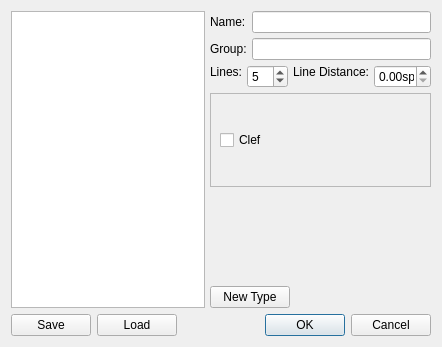
The window that mscore/mscore/stafftype.ui (musescore/musescore-old) describes before a commit, drawn with Qt 5.
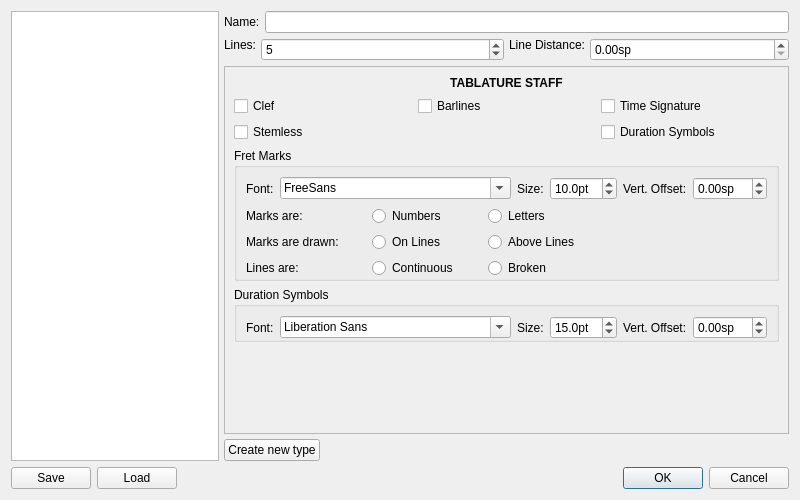
The same window after the commit. The open tabs and pages were chosen to show the change.

Commit message: Extended EditStaffType dlg box for specific staff group properties and added 4 preliminary fonts for tabulatures

Patch:
```diff
--- a/mscore/mscore/stafftype.ui
+++ b/mscore/mscore/stafftype.ui
@@ -6,8 +6,8 @@
    <rect>
     <x>0</x>
     <y>0</y>
-    <width>442</width>
-    <height>347</height>
+    <width>800</width>
+    <height>500</height>
    </rect>
   </property>
   <property name="windowTitle">
@@ -33,45 +33,31 @@
       </widget>
      </item>
      <item>
-      <layout class="QVBoxLayout" name="verticalLayout">
+      <layout class="QVBoxLayout" name="verticalLayout" stretch="0,0,0,0">
        <property name="spacing">
         <number>5</number>
        </property>
        <item>
-        <layout class="QFormLayout" name="formLayout_3">
-         <property name="fieldGrowthPolicy">
-          <enum>QFormLayout::ExpandingFieldsGrow</enum>
-         </property>
-         <item row="1" column="0">
+        <layout class="QHBoxLayout" name="horizontalLayout_11">
+         <item>
           <widget class="QLabel" name="label">
            <property name="text">
             <string>Name:</string>
            </property>
           </widget>
          </item>
-         <item row="1" column="1">
+         <item>
           <widget class="QLineEdit" name="name"/>
          </item>
-         <item row="2" column="0">
-          <widget class="QLabel" name="label_2">
-           <property name="text">
-            <string>Group:</string>
-           </property>
-          </widget>
-         </item>
-         <item row="2" column="1">
-          <widget class="QLineEdit" name="staffGroup">
-           <property name="readOnly">
-            <bool>true</bool>
-           </property>
-          </widget>
-         </item>
         </layout>
        </item>
        <item>
         <layout class="QHBoxLayout" name="horizontalLayout_3">
          <item>
           <layout class="QFormLayout" name="formLayout">
+           <property name="fieldGrowthPolicy">
+            <enum>QFormLayout::AllNonFixedFieldsGrow</enum>
+           </property>
            <item row="0" column="0">
             <widget class="QLabel" name="label_3">
              <property name="sizePolicy">
@@ -204,14 +190,405 @@
           </layout>
          </widget>
          <widget class="QWidget" name="page_2">
-          <layout class="QGridLayout" name="gridLayout_2">
-           <item row="0" column="0">
-            <widget class="QCheckBox" name="useClefTablature">
+          <layout class="QVBoxLayout" name="verticalLayout_6" stretch="0,0,0,0,0">
+           <item>
+            <widget class="QLabel" name="tablatureGroupName">
+             <property name="font">
+              <font>
+               <weight>75</weight>
+               <bold>true</bold>
+              </font>
+             </property>
              <property name="text">
-              <string>Clef</string>
+              <string>TABLATURE STAFF</string>
              </property>
+             <property name="alignment">
+              <set>Qt::AlignCenter</set>
+             </property>
             </widget>
            </item>
+           <item>
+            <layout class="QGridLayout" name="gridLayout_2">
+             <item row="0" column="0">
+              <widget class="QCheckBox" name="genClefTablature">
+               <property name="text">
+                <string>Clef</string>
+               </property>
+              </widget>
+             </item>
+             <item row="1" column="0">
+              <widget class="QCheckBox" name="stemlessTablature">
+               <property name="text">
+                <string>Stemless</string>
+               </property>
+              </widget>
+             </item>
+             <item row="0" column="1">
+              <widget class="QCheckBox" name="showBarlinesTablature">
+               <property name="text">
+                <string>Barlines</string>
+               </property>
+              </widget>
+             </item>
+             <item row="0" column="2">
+              <widget class="QCheckBox" name="genTimesigTablature">
+               <property name="text">
+                <string>Time Signature</string>
+               </property>
+              </widget>
+             </item>
+             <item row="1" column="2">
+              <widget class="QCheckBox" name="genDurations">
+               <property name="text">
+                <string>Duration Symbols</string>
+               </property>
+              </widget>
+             </item>
+            </layout>
+           </item>
+           <item>
+            <widget class="QGroupBox" name="fretMarksGroup">
+             <property name="title">
+              <string>Fret Marks</string>
+             </property>
+             <layout class="QVBoxLayout" name="verticalLayout_3">
+              <property name="bottomMargin">
+               <number>0</number>
+              </property>
+              <item>
+               <layout class="QHBoxLayout" name="horizontalLayout_7">
+                <item>
+                 <widget class="QLabel" name="fretFontLabel">
+                  <property name="text">
+                   <string>Font:</string>
+                  </property>
+                 </widget>
+                </item>
+                <item>
+                 <widget class="QFontComboBox" name="fretFontName">
+                  <property name="currentFont">
+                   <font>
+                    <family>FreeSans</family>
+                   </font>
+                  </property>
+                 </widget>
+                </item>
+                <item>
+                 <widget class="QLabel" name="fretFontSizeLabel">
+                  <property name="text">
+                   <string>Size:</string>
+                  </property>
+                 </widget>
+                </item>
+                <item>
+                 <widget class="QDoubleSpinBox" name="fretFontSize">
+                  <property name="suffix">
+                   <string>pt</string>
+                  </property>
+                  <property name="decimals">
+                   <number>1</number>
+                  </property>
+                  <property name="minimum">
+                   <double>5.000000000000000</double>
+                  </property>
+                  <property name="value">
+                   <double>10.000000000000000</double>
+                  </property>
+                 </widget>
+                </item>
+                <item>
+                 <widget class="QLabel" name="fretYLabel">
+                  <property name="text">
+                   <string>Vert. Offset:</string>
+                  </property>
+                 </widget>
+                </item>
+                <item>
+                 <widget class="QDoubleSpinBox" name="fretY">
+                  <property name="suffix">
+                   <string>sp</string>
+                  </property>
+                  <property name="minimum">
+                   <double>-99.989999999999995</double>
+                  </property>
+                  <property name="singleStep">
+                   <double>0.250000000000000</double>
+                  </property>
+                  <property name="value">
+                   <double>0.000000000000000</double>
+                  </property>
+                 </widget>
+                </item>
+               </layout>
+              </item>
+              <item>
+               <widget class="QFrame" name="frame">
+                <property name="frameShape">
+                 <enum>QFrame::NoFrame</enum>
+                </property>
+                <property name="frameShadow">
+                 <enum>QFrame::Plain</enum>
+                </property>
+                <layout class="QHBoxLayout" name="horizontalLayout_6">
+                 <property name="margin">
+                  <number>0</number>
+                 </property>
+                 <item>
+                  <widget class="QLabel" name="numbersLabel">
+                   <property name="minimumSize">
+                    <size>
+                     <width>120</width>
+                     <height>0</height>
+                    </size>
+                   </property>
+                   <property name="text">
+                    <string>Marks are:</string>
+                   </property>
+                  </widget>
+                 </item>
+                 <item>
+                  <widget class="QRadioButton" name="numbersRadio">
+                   <property name="minimumSize">
+                    <size>
+                     <width>110</width>
+                     <height>0</height>
+                    </size>
+                   </property>
+                   <property name="text">
+                    <string>Numbers</string>
+                   </property>
+                  </widget>
+                 </item>
+                 <item>
+                  <widget class="QRadioButton" name="lettersRadio">
+                   <property name="text">
+                    <string>Letters</string>
+                   </property>
+                  </widget>
+                 </item>
+                 <item>
+                  <spacer name="horizontalSpacer_3">
+                   <property name="orientation">
+                    <enum>Qt::Horizontal</enum>
+                   </property>
+                   <property name="sizeHint" stdset="0">
+                    <size>
+                     <width>40</width>
+                     <height>20</height>
+                    </size>
+                   </property>
+                  </spacer>
+                 </item>
+                </layout>
+               </widget>
+              </item>
+              <item>
+               <widget class="QFrame" name="frame_2">
+                <property name="frameShape">
+                 <enum>QFrame::NoFrame</enum>
+                </property>
+                <property name="frameShadow">
+                 <enum>QFrame::Plain</enum>
+                </property>
+                <layout class="QHBoxLayout" name="horizontalLayout_8">
+                 <property name="margin">
+                  <number>0</number>
+                 </property>
+                 <item>
+                  <widget class="QLabel" name="onStringsLabel">
+                   <property name="minimumSize">
+                    <size>
+                     <width>120</width>
+                     <height>0</height>
+                    </size>
+                   </property>
+                   <property name="text">
+                    <string>Marks are drawn:</string>
+                   </property>
+                  </widget>
+                 </item>
+                 <item>
+                  <widget class="QRadioButton" name="onLinesRadio">
+                   <property name="minimumSize">
+                    <size>
+                     <width>110</width>
+                     <height>0</height>
+                    </size>
+                   </property>
+                   <property name="text">
+                    <string>On Lines</string>
+                   </property>
+                  </widget>
+                 </item>
+                 <item>
+                  <widget class="QRadioButton" name="aboveLinesRadio">
+                   <property name="text">
+                    <string>Above Lines</string>
+                   </property>
+                  </widget>
+                 </item>
+                 <item>
+                  <spacer name="horizontalSpacer_4">
+                   <property name="orientation">
+                    <enum>Qt::Horizontal</enum>
+                   </property>
+                   <property name="sizeHint" stdset="0">
+                    <size>
+                     <width>40</width>
+                     <height>20</height>
+                    </size>
+                   </property>
+                  </spacer>
+                 </item>
+                </layout>
+               </widget>
+              </item>
+              <item>
+               <widget class="QFrame" name="frame_3">
+                <property name="frameShape">
+                 <enum>QFrame::NoFrame</enum>
+                </property>
+                <property name="frameShadow">
+                 <enum>QFrame::Plain</enum>
+                </property>
+                <layout class="QHBoxLayout" name="horizontalLayout_9">
+                 <property name="margin">
+                  <number>0</number>
+                 </property>
+                 <item>
+                  <widget class="QLabel" name="linesThroughLabel">
+                   <property name="minimumSize">
+                    <size>
+                     <width>120</width>
+                     <height>0</height>
+                    </size>
+                   </property>
+                   <property name="text">
+                    <string>Lines are:</string>
+                   </property>
+                  </widget>
+                 </item>
+                 <item>
+                  <widget class="QRadioButton" name="linesThroughRadio">
+                   <property name="minimumSize">
+                    <size>
+                     <width>110</width>
+                     <height>0</height>
+                    </size>
+                   </property>
+                   <property name="text">
+                    <string>Continuous</string>
+                   </property>
+                  </widget>
+                 </item>
+                 <item>
+                  <widget class="QRadioButton" name="linesBrokenRadio">
+                   <property name="text">
+                    <string>Broken</string>
+                   </property>
+                  </widget>
+                 </item>
+                 <item>
+                  <spacer name="horizontalSpacer_5">
+                   <property name="orientation">
+                    <enum>Qt::Horizontal</enum>
+                   </property>
+                   <property name="sizeHint" stdset="0">
+                    <size>
+                     <width>40</width>
+                     <height>20</height>
+                    </size>
+                   </property>
+                  </spacer>
+                 </item>
+                </layout>
+               </widget>
+              </item>
+             </layout>
+            </widget>
+           </item>
+           <item>
+            <widget class="QGroupBox" name="durationsGroup">
+             <property name="title">
+              <string>Duration Symbols</string>
+             </property>
+             <layout class="QVBoxLayout" name="verticalLayout_4">
+              <property name="bottomMargin">
+               <number>0</number>
+              </property>
+              <item>
+               <layout class="QHBoxLayout" name="horizontalLayout_10">
+                <item>
+                 <widget class="QLabel" name="durFontLabel">
+                  <property name="text">
+                   <string>Font:</string>
+                  </property>
+                 </widget>
+                </item>
+                <item>
+                 <widget class="QFontComboBox" name="durFontName"/>
+                </item>
+                <item>
+                 <widget class="QLabel" name="durFontSizeLabel">
+                  <property name="text">
+                   <string>Size:</string>
+                  </property>
+                 </widget>
+                </item>
+                <item>
+                 <widget class="QDoubleSpinBox" name="durFontSize">
+                  <property name="suffix">
+                   <string>pt</string>
+                  </property>
+                  <property name="decimals">
+                   <number>1</number>
+                  </property>
+                  <property name="minimum">
+                   <double>5.000000000000000</double>
+                  </property>
+                  <property name="value">
+                   <double>15.000000000000000</double>
+                  </property>
+                 </widget>
+                </item>
+                <item>
+                 <widget class="QLabel" name="durYLabel">
+                  <property name="text">
+                   <string>Vert. Offset:</string>
+                  </property>
+                 </widget>
+                </item>
+                <item>
+                 <widget class="QDoubleSpinBox" name="durY">
+                  <property name="suffix">
+                   <string>sp</string>
+                  </property>
+                  <property name="minimum">
+                   <double>-99.989999999999995</double>
+                  </property>
+                  <property name="singleStep">
+                   <double>0.250000000000000</double>
+                  </property>
+                 </widget>
+                </item>
+               </layout>
+              </item>
+             </layout>
+            </widget>
+           </item>
+           <item>
+            <spacer name="verticalSpacer">
+             <property name="orientation">
+              <enum>Qt::Vertical</enum>
+             </property>
+             <property name="sizeHint" stdset="0">
+              <size>
+               <width>20</width>
+               <height>68</height>
+              </size>
+             </property>
+            </spacer>
+           </item>
           </layout>
          </widget>
          <widget class="QWidget" name="page_3">
@@ -227,19 +604,6 @@
          </widget>
         </widget>
        </item>
-       <item>
-        <spacer name="verticalSpacer">
-         <property name="orientation">
-          <enum>Qt::Vertical</enum>
-         </property>
-         <property name="sizeHint" stdset="0">
-          <size>
-           <width>20</width>
-           <height>68</height>
-          </size>
-         </property>
-        </spacer>
-       </item>
        <item>
         <layout class="QHBoxLayout" name="horizontalLayout">
          <item>
@@ -248,7 +612,7 @@
             <string>Create a new staff type of current group.</string>
            </property>
            <property name="text">
-            <string>New Type</string>
+            <string>Create new type</string>
            </property>
           </widget>
          </item>
```
Left out of the diff: 130 changed lines with no effect on the pictures. The commit also changes 11 other files.
